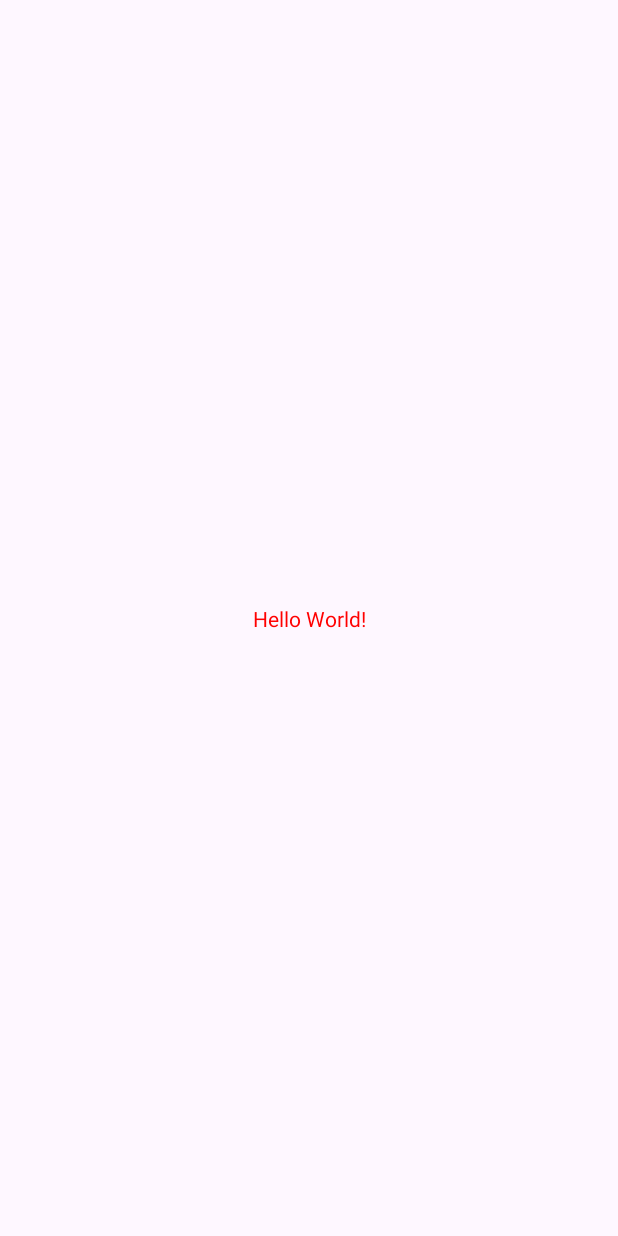
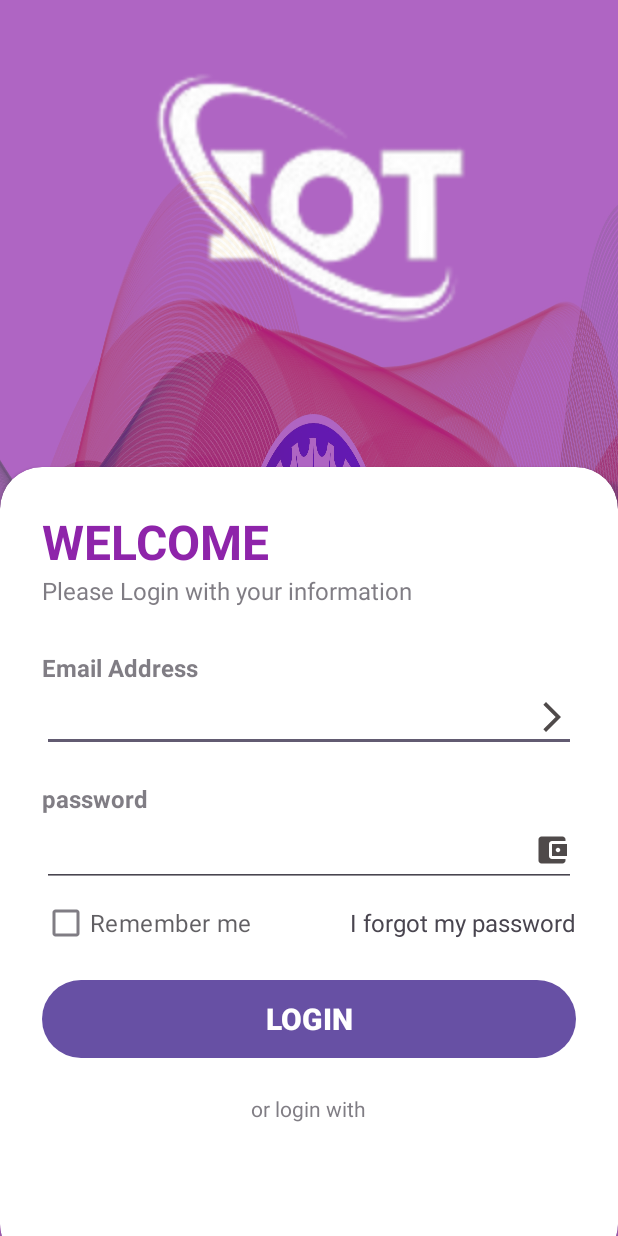
Before and after one commit to farmansunasara/Sentiment-Based-Rating-System, an Android app: the screen it shows after launch (MainActivity), on a phone screen of 412 x 824 dp. Before the commit the screen is almost empty. Run offline under Robolectric (Android 15) with nearby library versions, the phone set to English and light mode, and no system bars.

Commit message:
login page

```diff
--- /dev/null
+++ b/app/src/main/res/drawable/baseline_account_balance_wallet_24.xml
@@ -0,0 +1,5 @@
+<vector android:height="24dp" android:tint="#4F4A4A"
+    android:viewportHeight="24" android:viewportWidth="24"
+    android:width="24dp" xmlns:android="http://schemas.android.com/apk/res/android">
+    <path android:fillColor="@android:color/white" android:pathData="M21,18v1c0,1.1 -0.9,2 -2,2L5,21c-1.11,0 -2,-0.9 -2,-2L3,5c0,-1.1 0.89,-2 2,-2h14c1.1,0 2,0.9 2,2v1h-9c-1.11,0 -2,0.9 -2,2v8c0,1.1 0.89,2 2,2h9zM12,16h10L22,8L12,8v8zM16,13.5c-0.83,0 -1.5,-0.67 -1.5,-1.5s0.67,-1.5 1.5,-1.5 1.5,0.67 1.5,1.5 -0.67,1.5 -1.5,1.5z"/>
+</vector>
--- /dev/null
+++ b/app/src/main/res/drawable/baseline_add_location_24.xml
@@ -0,0 +1,5 @@
+<vector android:height="64dp" android:tint="#FFFFFF"
+    android:viewportHeight="24" android:viewportWidth="24"
+    android:width="64dp" xmlns:android="http://schemas.android.com/apk/res/android">
+    <path android:fillColor="@android:color/white" android:pathData="M12,2C8.14,2 5,5.14 5,9c0,5.25 7,13 7,13s7,-7.75 7,-13c0,-3.86 -3.14,-7 -7,-7zM16,10h-3v3h-2v-3L8,10L8,8h3L11,5h2v3h3v2z"/>
+</vector>
--- /dev/null
+++ b/app/src/main/res/drawable/baseline_arrow_forward_ios_24.xml
@@ -0,0 +1,5 @@
+<vector android:autoMirrored="true" android:height="24dp"
+    android:tint="#4F4A4A" android:viewportHeight="24"
+    android:viewportWidth="24" android:width="24dp" xmlns:android="http://schemas.android.com/apk/res/android">
+    <path android:fillColor="@android:color/white" android:pathData="M6.23,20.23l1.77,1.77l10,-10l-10,-10l-1.77,1.77l8.23,8.23z"/>
+</vector>
--- a/app/src/main/res/layout/activity_main.xml
+++ b/app/src/main/res/layout/activity_main.xml
@@ -1,19 +1,160 @@
 <?xml version="1.0" encoding="utf-8"?>
-<androidx.constraintlayout.widget.ConstraintLayout xmlns:android="http://schemas.android.com/apk/res/android"
+<RelativeLayout xmlns:android="http://schemas.android.com/apk/res/android"
     xmlns:app="http://schemas.android.com/apk/res-auto"
     xmlns:tools="http://schemas.android.com/tools"
     android:layout_width="match_parent"
     android:layout_height="match_parent"
+    android:contentDescription="@string/profile_image"
+    android:background="@drawable/flag"
+    app:constraint_referenced_tags="#profile"
     tools:context=".MainActivity">
 
-    <TextView
-        android:layout_width="wrap_content"
+    <RelativeLayout
+        android:layout_width="match_parent"
+        android:layout_height="match_parent"
+        android:background="@color/my_primary"
+        android:alpha="0.7">
+
+        <LinearLayout
+            android:layout_width="match_parent"
+            android:layout_height="wrap_content"
+            android:gravity="center"
+            android:layout_above="@id/car_view"
+            android:orientation="vertical"
+            android:padding="28dp">
+
+            <ImageView
+                android:layout_width="600dp"
+                android:layout_height="200dp"
+                android:adjustViewBounds="true"
+                android:cropToPadding="true"
+                android:src="@drawable/iotbackground" />
+
+
+        </LinearLayout>
+    </RelativeLayout>
+
+    <androidx.cardview.widget.CardView
+        android:layout_width="match_parent"
         android:layout_height="wrap_content"
-        android:text="Hello World!"
-        android:textColor="@color/gren"
-        app:layout_constraintBottom_toBottomOf="parent"
-        app:layout_constraintEnd_toEndOf="parent"
-        app:layout_constraintStart_toStartOf="parent"
-        app:layout_constraintTop_toTopOf="parent" />
+        android:layout_alignParentBottom="true"
+        app:cardCornerRadius="28dp"
+        android:layout_marginBottom="-20dp"
+        android:id="@+id/car_view">
+        <LinearLayout
+            android:layout_width="match_parent"
+            android:layout_height="wrap_content"
+            android:orientation="vertical"
+            android:padding="28dp">
+            <TextView
+                android:layout_width="wrap_content"
+                android:layout_height="wrap_content"
+                android:text="WELCOME"
+                android:textColor="@color/my_primary"
+                android:textSize="32sp"
+                android:textStyle="bold"/>
 
-</androidx.constraintlayout.widget.ConstraintLayout>
+            <TextView
+                android:layout_width="wrap_content"
+                android:layout_height="wrap_content"
+                android:alpha="0.7"
+                android:text="Please Login with your information"
+                android:textSize="16sp"
+                android:textStyle="" />
+
+            <View
+                android:layout_width="wrap_content"
+                android:layout_height="29dp" />
+
+            <TextView
+                android:layout_width="wrap_content"
+                android:layout_height="wrap_content"
+                android:alpha="0.7"
+                android:text="Email Address"
+                android:textSize="16sp"
+                android:textStyle="bold" />
+            <EditText
+                android:layout_width="match_parent"
+                android:layout_height="wrap_content"
+                android:inputType="textEmailAddress"
+                android:drawableEnd="@drawable/baseline_arrow_forward_ios_24"/>
+            <View
+                android:layout_width="wrap_content"
+                android:layout_height="20dp"/>
+
+            <TextView
+                android:layout_width="wrap_content"
+                android:layout_height="wrap_content"
+                android:alpha="0.7"
+                android:text="password"
+                android:textSize="16sp"
+                android:textStyle="bold" />
+
+            <EditText
+                android:layout_width="match_parent"
+                android:layout_height="wrap_content"
+                android:drawableEnd="@drawable/baseline_account_balance_wallet_24"
+                android:inputType="textPassword"
+                android:textSize="20sp" />
+
+            <RelativeLayout
+                android:layout_width="match_parent"
+                android:layout_height="wrap_content">
+
+                <CheckBox
+                    android:layout_width="wrap_content"
+                    android:layout_height="wrap_content"
+                    android:layout_centerVertical="true"
+                    android:alpha="0.7"
+                    android:text="Remember me"
+                    android:textSize="16sp" />
+
+                <TextView
+                    android:layout_width="wrap_content"
+                    android:layout_height="wrap_content"
+                    android:layout_alignParentEnd="true"
+                    android:layout_centerVertical="true"
+                    android:text="I forgot my password"
+                    android:textSize="16sp" />
+            </RelativeLayout>
+            <View
+                android:layout_width="wrap_content"
+                android:layout_height="10dp"/>
+
+            <com.google.android.material.button.MaterialButton
+                android:layout_width="match_parent"
+                android:layout_height="60dp"
+                android:text="LOGIN"
+                android:textColor="@color/white"
+                android:textSize="20sp"
+                android:textStyle="bold"
+                app:cornerRadius="32dp" />
+            <View
+                android:layout_width="wrap_content"
+                android:layout_height="20dp"/>
+            <TextView
+                android:layout_width="wrap_content"
+                android:layout_height="wrap_content"
+                android:text="or login with"
+                android:alpha="0.7"
+                android:layout_gravity="center"
+                android:textStyle=""/>
+            <LinearLayout
+                android:layout_width="match_parent"
+                android:layout_height="wrap_content"
+                android:orientation="horizontal"
+                android:gravity="center">
+                <TextView android:id="@+id/lnkRegister"
+                    android:layout_width="match_parent"
+                    android:layout_height="wrap_content"
+                    android:layout_marginTop="40dp"
+                    android:text=""
+                    android:gravity="center"
+                    android:textSize="20dp"
+                    android:textColor="#3F51B5"/>
+
+            </LinearLayout>
+        </LinearLayout>
+    </androidx.cardview.widget.CardView>
+
+</RelativeLayout>
--- a/app/src/main/res/values/colors.xml
+++ b/app/src/main/res/values/colors.xml
@@ -2,5 +2,6 @@
 <resources>
     <color name="black">#FF000000</color>
     <color name="white">#FFFFFFFF</color>
-    <color name="gren">#FF0000</color>
+    <color name="my_primary">#8E24AA</color>
+    <color name="my_secondary">#58126A</color>
 </resources>
--- a/app/src/main/res/values/strings.xml
+++ b/app/src/main/res/values/strings.xml
@@ -1,3 +1,9 @@
 <resources>
     <string name="app_name">My Application</string>
+    <string name="send_message">send now</string>
+    <string name="delete_message">delete</string>
+    <string name="recieve_messagge">Recieve now</string>
+    <string name="profile_image">profile</string>
+    <string name="farmanprofile_image">profile image</string>
+    <string name="farmanprofile_image">Don't have any account ? Register here</string>
 </resources>
```
Also changed, not shown: app/src/main/res/drawable/flag.jpg (added), app/src/main/res/drawable/github.png (added), app/src/main/res/drawable/iotbackground.png (added).
